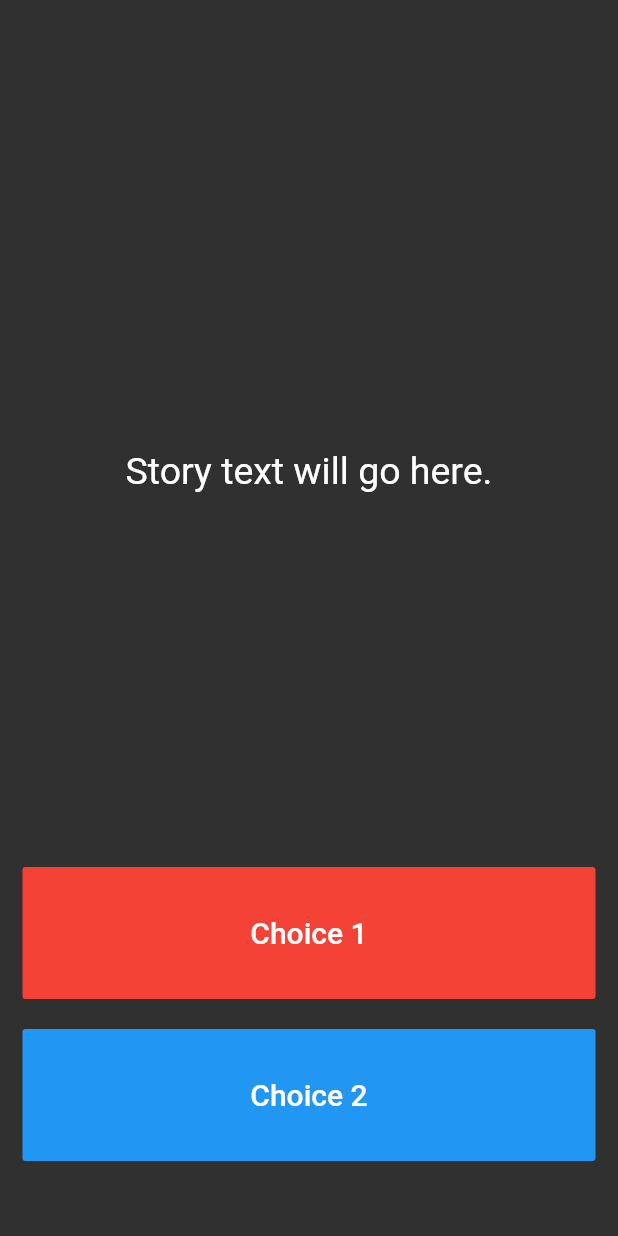
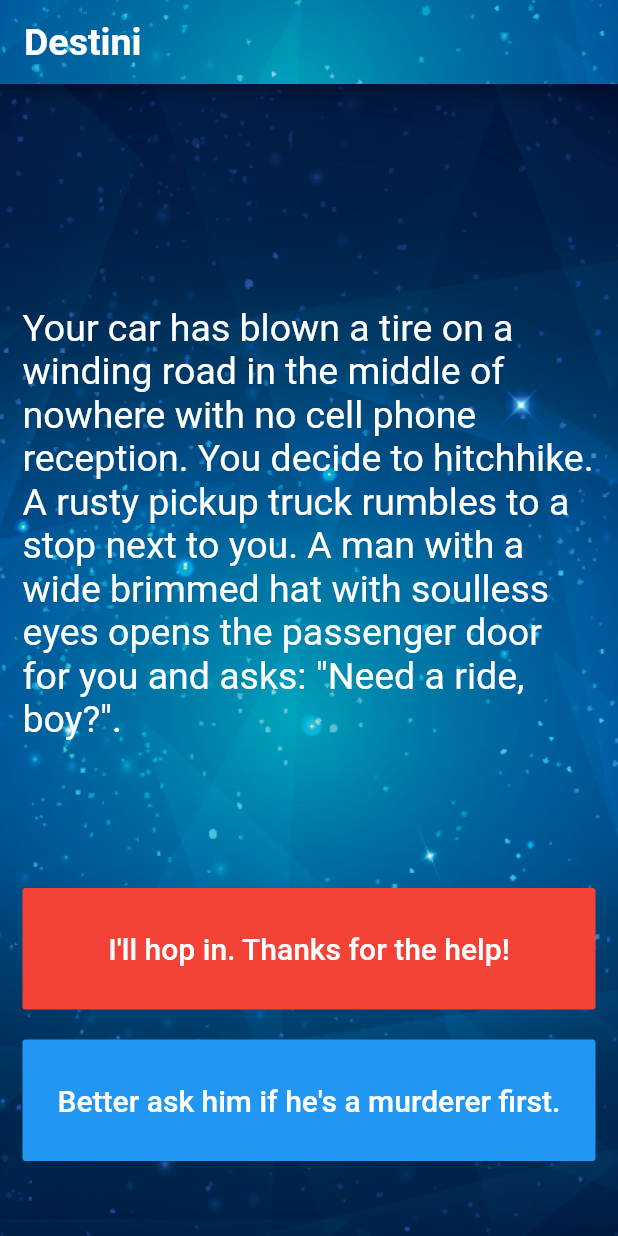
Before and after one commit to kiranraut7709/Destini_Flutter, a Flutter app: the screen it shows after launch, on a phone screen of 412 x 824 dp. Run offline on Flutter 3.47's test engine with Material 2 defaults, Android fonts, the phone set to English and light mode, and no system bars.

```diff
--- a/lib/main.dart
+++ b/lib/main.dart
@@ -1,6 +1,5 @@
 import 'package:flutter/material.dart';
-
-//TODO: Step 15 - Run the app and see if you can see the screen update with the first story. Delete this TODO if it looks as you expected.
+import 'story_brain.dart';
 
 void main() => runApp(Destini());
 
@@ -13,7 +12,7 @@ class Destini extends StatelessWidget {
   }
 }
 
-//TODO: Step 9 - Create a new storyBrain object from the StoryBrain class.
+StoryBrain storyBrain = StoryBrain();
 
 class StoryPage extends StatefulWidget {
   _StoryPageState createState() => _StoryPageState();
@@ -23,8 +22,27 @@ class _StoryPageState extends State<StoryPage> {
   @override
   Widget build(BuildContext context) {
     return Scaffold(
+      appBar: AppBar(
+        title: Text(
+          'Destini',
+          style: TextStyle(
+            fontSize: 25.0,
+            fontWeight: FontWeight.bold,
+          ),
+        ),
+        flexibleSpace: Image(
+          image: AssetImage('images/background.png'),
+          fit: BoxFit.cover,
+        ),
+        backgroundColor: Colors.transparent,
+      ),
       body: Container(
-        //TODO: Step 1 - Add background.png to this Container as a background image.
+        decoration: BoxDecoration(
+          image: DecorationImage(
+            image: AssetImage('images/background.png'),
+            fit: BoxFit.cover,
+          ),
+        ),
         padding: EdgeInsets.symmetric(vertical: 50.0, horizontal: 15.0),
         constraints: BoxConstraints.expand(),
         child: SafeArea(
@@ -35,8 +53,7 @@ class _StoryPageState extends State<StoryPage> {
                 flex: 12,
                 child: Center(
                   child: Text(
-                    //TODO: Step 10 - use the storyBrain to get the first story title and display it in this Text Widget.
-                    'Story text will go here.',
+                    storyBrain.getStory(),
                     style: TextStyle(
                       fontSize: 25.0,
                     ),
@@ -47,13 +64,14 @@ class _StoryPageState extends State<StoryPage> {
                 flex: 2,
                 child: FlatButton(
                   onPressed: () {
+                    setState(() {
                       //Choice 1 made by user.
-                    //TODO: Step 18 - Call the nextStory() method from storyBrain and pass the number 1 as the choice made by the user.
+                      storyBrain.nextStory(1);
+                    });
                   },
                   color: Colors.red,
                   child: Text(
-                    //TODO: Step 13 - Use the storyBrain to get the text for choice 1.
-                    'Choice 1',
+                    storyBrain.getChoice1(),
                     style: TextStyle(
                       fontSize: 20.0,
                     ),
@@ -65,19 +83,21 @@ class _StoryPageState extends State<StoryPage> {
               ),
               Expanded(
                 flex: 2,
-                //TODO: Step 26 - Use a Flutter Visibility Widget to wrap this FlatButton.
-                //TODO: Step 28 - Set the "visible" property of the Visibility Widget to equal the output from the buttonShouldBeVisible() method in the storyBrain.
+                child: Visibility(
+                  visible: storyBrain.buttonShouldBeVisible(),
                   child: FlatButton(
                     onPressed: () {
+                      setState(() {
                         //Choice 2 made by user.
-                    //TODO: Step 19 - Call the nextStory() method from storyBrain and pass the number 2 as the choice made by the user.
+                        storyBrain.nextStory(2);
+                      });
                     },
                     color: Colors.blue,
                     child: Text(
-                    //TODO: Step 14 - Use the storyBrain to get the text for choice 1.
-                    'Choice 2',
+                      storyBrain.getChoice2(),
                       style: TextStyle(
                         fontSize: 20.0,
+                      ),
                     ),
                   ),
                 ),
@@ -89,7 +109,3 @@ class _StoryPageState extends State<StoryPage> {
     );
   }
 }
-
-//TODO: Step 24 - Run the app and try to figure out what code you need to add to this file to make the story change when you press on the choice buttons.
-
-//TODO: Step 29 - Run the app and test it against the Story Outline to make sure you've completed all the steps. The code for the completed app can be found here: https://github.com/londonappbrewery/destini-challenge-completed/
```
Also changed, not shown: lib/story.dart (+6 -4 lines), lib/story_brain.dart (+71 -51 lines), 1 other file. Lines whose indentation alone changed are shown as unchanged.
